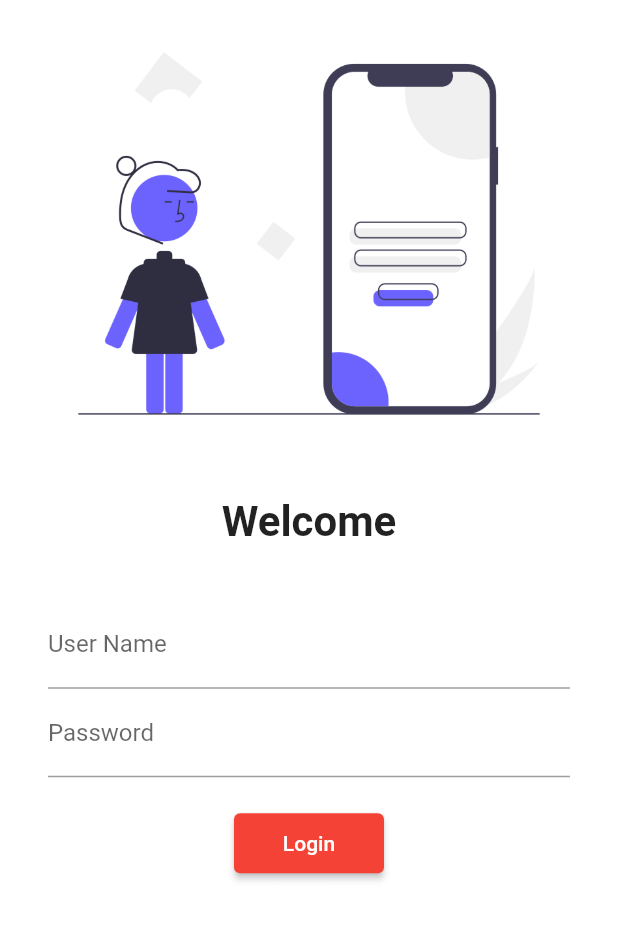
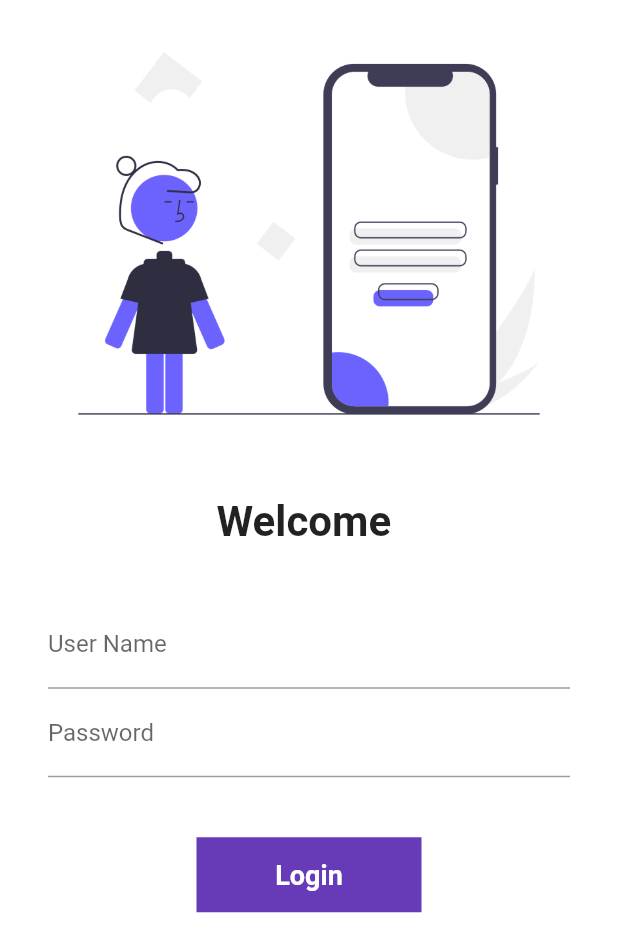
Before and after one commit to kemblekaran/flutter-catalogue, a Flutter app: the screen it shows after launch, on a phone screen of 412 x 824 dp. Shown: the top 952 px of the screen. Run offline on Flutter 3.47's test engine with Material 2 defaults, Android fonts, the phone set to English and light mode, and no system bars; our stand-ins replace google_fonts.

Commit message:
added animation for the login button

```diff
--- a/lib/pages/loginpage.dart
+++ b/lib/pages/loginpage.dart
@@ -1,8 +1,16 @@
 import 'package:catalog_app/routes/routes.dart';
 import 'package:flutter/material.dart';
 
-class LoginPage extends StatelessWidget {
+class LoginPage extends StatefulWidget {
   const LoginPage({Key? key}) : super(key: key);
+
+  @override
+  State<LoginPage> createState() => _LoginPageState();
+}
+
+class _LoginPageState extends State<LoginPage> {
+  var _userName = "";
+  bool _pressed = false;
 
   @override
   Widget build(BuildContext context) {
@@ -17,8 +25,8 @@ class LoginPage extends StatelessWidget {
           const SizedBox(
             height: 20.0,
           ),
-          const Text(
-            "Welcome",
+          Text(
+            "Welcome $_userName",
             style: TextStyle(fontSize: 28, fontWeight: FontWeight.bold),
           ),
           const SizedBox(height: 20.0),
@@ -30,6 +38,10 @@ class LoginPage extends StatelessWidget {
                   TextFormField(
                     decoration: const InputDecoration(
                         hintText: "Enter you username", labelText: "User Name"),
+                    onChanged: (value) {
+                      _userName = value;
+                      setState(() {});
+                    },
                   ),
                   TextFormField(
                     obscureText: true,
@@ -37,16 +49,41 @@ class LoginPage extends StatelessWidget {
                         hintText: "Enter your password", labelText: "Password"),
                   ),
                   const SizedBox(
-                    height: 20.0,
+                    height: 40.0,
                   ),
-                  ElevatedButton(
-                      onPressed: () => {
-                            Navigator.pushNamed(
-                                context, CatalogueAppRoutes.homeRoute)
-                          },
-                      child: const Text("Login"),
-                      style: TextButton.styleFrom(
-                          enableFeedback: true, minimumSize: Size(100, 40)))
+                  InkWell(
+                    onTap: () async {
+                      setState(() {
+                        _pressed = true;
+                      });
+
+                      await Future.delayed(const Duration(seconds: 1));
+                      Navigator.pushNamed(
+                          context, CatalogueAppRoutes.homeRoute);
+                    },
+                    child: AnimatedContainer(
+                      duration: const Duration(seconds: 1),
+                      width: _pressed ? 75 : 150,
+                      height: 50,
+                      alignment: Alignment.center,
+                      decoration: BoxDecoration(
+                          color: Colors.deepPurple,
+                          shape:
+                              _pressed ? BoxShape.circle : BoxShape.rectangle),
+                      child: _pressed
+                          ? const Icon(
+                              Icons.done,
+                              color: Colors.white,
+                            )
+                          : const Text(
+                              "Login",
+                              style: TextStyle(
+                                  fontSize: 18,
+                                  color: Colors.white,
+                                  fontWeight: FontWeight.bold),
+                            ),
+                    ),
+                  )
                 ],
               ),
             ),
```
